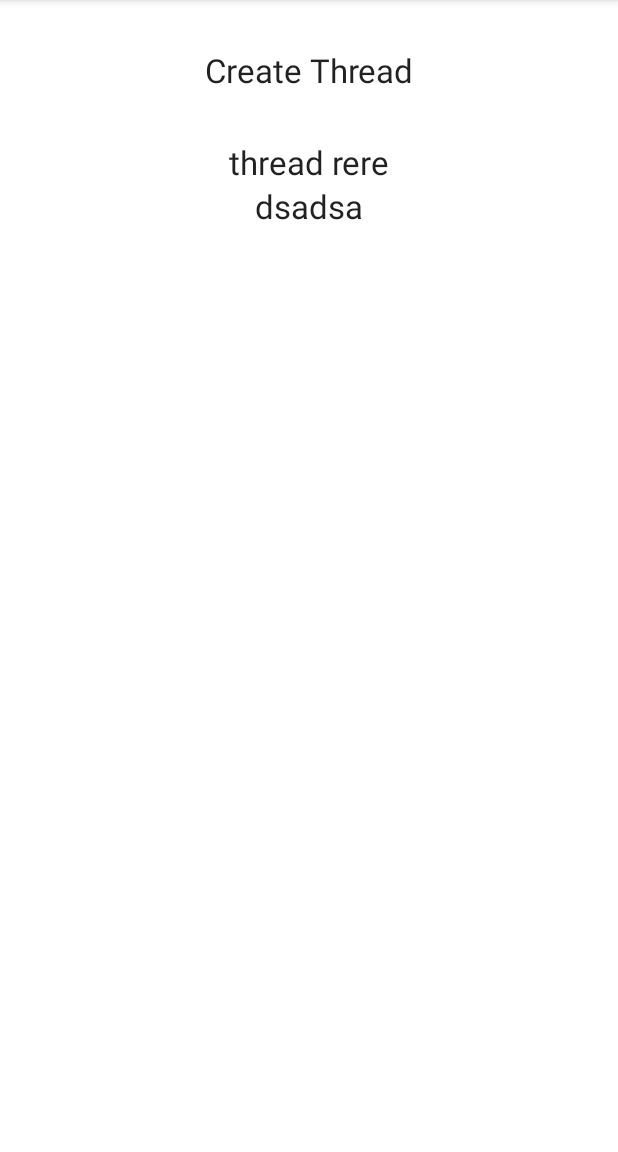
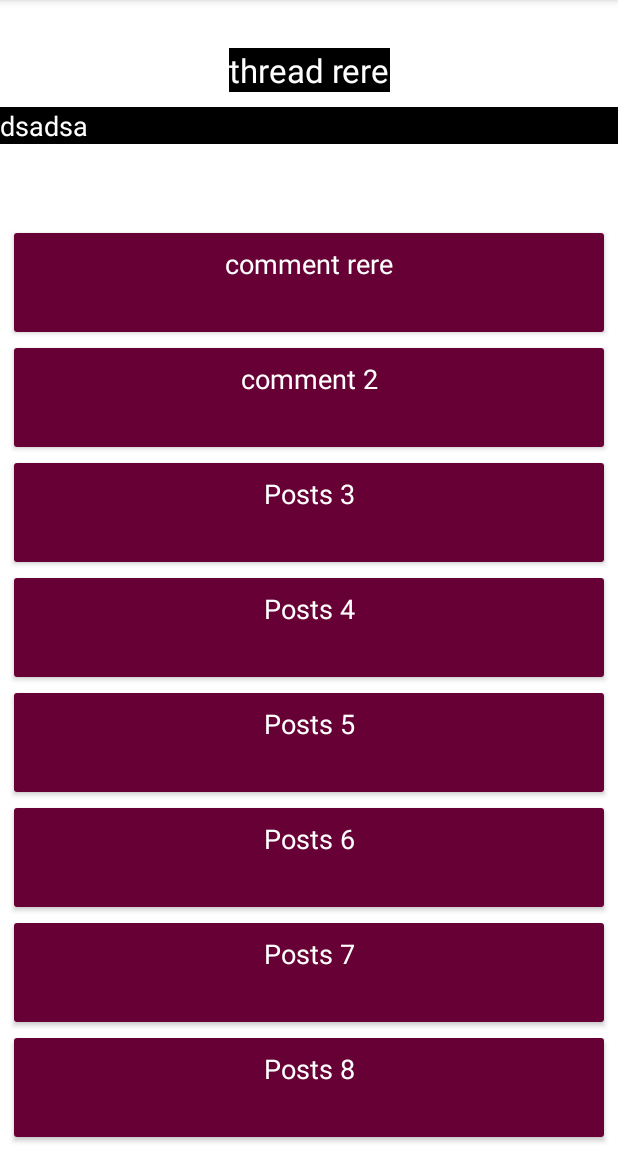
Before and after one commit to dennan141/Android-app, an Android app: the ThreadsActivity screen opened directly, with no data from a screen before it, after a tap on "thread rere", on a phone screen of 412 x 824 dp, the part 84-1236 px from its top. Run offline under Robolectric (Android 15) with nearby library versions, the phone set to English and light mode, and no system bars; libraries missing offline, so code that uses them is left out: se.ju.student; 3 statements that could not run were skipped.

Commit message:
added recyclerview adapter for comments

```diff
--- a/app/src/main/java/se/ju/student/kade1796/studyassist/CommentAdapter.kt
+++ b/app/src/main/java/se/ju/student/kade1796/studyassist/CommentAdapter.kt
@@ -1,4 +1,29 @@
 package se.ju.student.kade1796.studyassist
 
-class CommentAdapter {
+import android.view.LayoutInflater
+import android.view.View
+import android.view.ViewGroup
+import android.widget.TextView
+import androidx.recyclerview.widget.RecyclerView
+import kotlinx.android.synthetic.main.comment_item.view.*
+
+class CommentAdapter(
+    var commentList: List<Posts>
+) : RecyclerView.Adapter<CommentAdapter.CommentViewHolder>() {
+
+    override fun onCreateViewHolder(ThreadDetailActivty: ViewGroup, viewType: Int): CommentViewHolder {
+        val itemView = LayoutInflater.from(ThreadDetailActivty.context).inflate(R.layout.comment_item, ThreadDetailActivty, false)
+        return CommentViewHolder(itemView)
+    }
+
+    override fun onBindViewHolder(holder: CommentViewHolder, position: Int) {
+        holder.commentTextView.text = commentList[position].content
+    }
+
+    override fun getItemCount() = commentList.size
+
+    inner class CommentViewHolder(itemView: View) : RecyclerView.ViewHolder(itemView){
+        val commentTextView: TextView = itemView.comment_textView
+    }
+
 }
--- a/app/src/main/java/se/ju/student/kade1796/studyassist/CreateThreadActivity.kt
+++ b/app/src/main/java/se/ju/student/kade1796/studyassist/CreateThreadActivity.kt
@@ -4,8 +4,8 @@ import android.content.Intent
 import android.os.Bundle
 import android.view.View
 import android.widget.*
-import android.widget.Button
 import androidx.appcompat.app.AppCompatActivity
+import kotlinx.android.synthetic.main.activity_create_thread.*
 
 class CreateThreadActivity : AppCompatActivity() {
     override fun onCreate(savedInstanceState: Bundle?) {
@@ -15,39 +15,36 @@ class CreateThreadActivity : AppCompatActivity() {
         val spinner = findViewById<Spinner>(R.id.spinner)
         val title = findViewById<EditText>(R.id.title_edit_text).editableText
         val content = findViewById<EditText>(R.id.content_edit_text).editableText
-        println(title.toString())
+        var category = findViewById<TextView>(R.id.categoryText)
 
         ArrayAdapter.createFromResource(
-                this,
-                R.array.categories,
-                android.R.layout.simple_spinner_item
+            this,
+            R.array.categories,
+            android.R.layout.simple_spinner_item
         ).also { adapter ->
             adapter.setDropDownViewResource(android.R.layout.simple_spinner_dropdown_item)
             spinner.adapter = adapter
         }
         spinner.onItemSelectedListener = object : AdapterView.OnItemSelectedListener{
-            override fun onItemSelected(parent: AdapterView<*>, view: View?, pos: Int, id: Long) {
-                // An item was selected. You can retrieve the selected item using
-                Toast.makeText(
-                        applicationContext,
-                        parent.getItemAtPosition(pos).toString(),
-                        Toast.LENGTH_SHORT).show()
+            override fun onItemSelected(parent: AdapterView<*>, view: View?, pos: Int, id: Long){
+                category.text = parent.getItemAtPosition(pos).toString()
             }
 
-            override fun onNothingSelected(parent: AdapterView<*>) {
-                // Another interface callback
-            }
+            override fun onNothingSelected(parent: AdapterView<*>) {}
         }
+        Toast.makeText(this, category.text, Toast.LENGTH_SHORT)
+
 
         val createButton = findViewById<Button>(R.id.create_button)
 
         createButton.setOnClickListener{
             val intent = Intent(this, ThreadsActivity::class.java)
+            intent.putExtra("category", category.text)
             intent.putExtra("title", title.toString())
             intent.putExtra("content", content.toString())
             startActivity(intent)
         }
+    }
 
 
-    }
 }
--- a/app/src/main/java/se/ju/student/kade1796/studyassist/ThreadDetailActivity.kt
+++ b/app/src/main/java/se/ju/student/kade1796/studyassist/ThreadDetailActivity.kt
@@ -6,18 +6,49 @@ import kotlinx.android.synthetic.main.activity_thread_detail.*
 import android.os.Bundle
 import android.widget.TextView
 import android.widget.Button
+import android.widget.Toast
+import androidx.recyclerview.widget.LinearLayoutManager
+import androidx.recyclerview.widget.RecyclerView
 
 class ThreadDetailActivity : AppCompatActivity() {
+    private val commentList = dummyList()
+    private val adapter = CommentAdapter(commentList)
+
     override fun onCreate(savedInstanceState: Bundle?) {
         super.onCreate(savedInstanceState)
 
         setContentView(R.layout.activity_thread_detail)
+        val recyclerView = findViewById<RecyclerView>(R.id.recyclerView)
+        var title = findViewById<TextView>(R.id.titleText)
+        var content = findViewById<TextView>(R.id.contentText)
+        title.text  = intent.getStringExtra("title").toString()
+        content.text = intent.getStringExtra("content").toString()
 
-        val titleTextView = findViewById<TextView>(R.id.titleText)
-        val contentTextView = findViewById<TextView>(R.id.contentText)
-        val title  = intent.getStringExtra("title").toString()
-        val content  = intent.getStringExtra("content").toString()
-        titleTextView.text = title
-        contentTextView.text = content
+        recyclerView.adapter = adapter
+        recyclerView.layoutManager = LinearLayoutManager(this)
+
     }
+
+
+    private fun dummyList() : ArrayList<Posts>{
+        val list = mutableListOf(
+            Posts("comment rere", "dsadsa"),
+            Posts("comment 2", "rrrr"),
+            Posts("Posts 3", "rrrr"),
+            Posts("Posts 4", "rrrr"),
+            Posts("Posts 5", "rrrr"),
+            Posts("Posts 6", "rrrr"),
+            Posts("Posts 7", "rrrr"),
+            Posts("Posts 8", "rrrr"),
+            Posts("Posts 9", "rrrr"),
+            Posts("Posts 465", "rrrr"),
+            Posts("Posts 7", "rrrr"),
+            Posts("Posts 8", "rrrr"),
+            Posts("Posts 9", "rrrr"),
+            Posts("comment 465", "rrrr"),
+            Posts("thread 56", "rrrr")
+        )
+        return list as ArrayList<Posts>
+    }
+
 }
--- a/app/src/main/java/se/ju/student/kade1796/studyassist/ThreadsActivity.kt
+++ b/app/src/main/java/se/ju/student/kade1796/studyassist/ThreadsActivity.kt
@@ -3,6 +3,7 @@ package se.ju.student.kade1796.studyassist
 import android.content.Intent
 import androidx.appcompat.app.AppCompatActivity
 import android.os.Bundle
+import android.widget.TextView
 import android.widget.Toast
 import androidx.recyclerview.widget.LinearLayoutManager
 import androidx.recyclerview.widget.RecyclerView
@@ -16,6 +17,8 @@ class ThreadsActivity : AppCompatActivity(), ThreadAdapter.OnItemClickListener {
         setContentView(R.layout.activity_threads)
 
         val recyclerView = findViewById<RecyclerView>(R.id.recyclerView)
+        val categoryText = findViewById<TextView>(R.id.categoryText)
+        categoryText.text = intent.getStringExtra("category").toString()
 
         recyclerView.adapter = adapter
         recyclerView.layoutManager = LinearLayoutManager(this)
--- a/app/src/main/res/layout/activity_create_thread.xml
+++ b/app/src/main/res/layout/activity_create_thread.xml
@@ -1,6 +1,7 @@
 <?xml version="1.0" encoding="utf-8"?>
 <androidx.constraintlayout.widget.ConstraintLayout xmlns:android="http://schemas.android.com/apk/res/android"
     xmlns:app="http://schemas.android.com/apk/res-auto"
+    xmlns:tools="http://schemas.android.com/tools"
     android:layout_width="match_parent"
     android:layout_height="match_parent">
 
@@ -20,10 +21,22 @@
         android:id="@+id/spinner"
         android:layout_width="match_parent"
         android:layout_height="wrap_content"
-        app:layout_constraintTop_toBottomOf="@id/headerText"
         app:layout_constraintBottom_toBottomOf="@+id/title_edit_text"
+        app:layout_constraintEnd_toStartOf="@+id/title_edit_text"
         app:layout_constraintStart_toStartOf="parent"
-        app:layout_constraintEnd_toStartOf="@+id/title_edit_text" />
+        app:layout_constraintTop_toBottomOf="@id/headerText" />
+
+    <TextView
+        android:id="@+id/categoryText"
+        android:layout_width="wrap_content"
+        android:layout_height="wrap_content"
+        android:layout_marginTop="15dp"
+        android:layout_marginBottom="21dp"
+        android:text="TextView"
+        app:layout_constraintBottom_toTopOf="@+id/title_edit_text"
+        app:layout_constraintEnd_toEndOf="parent"
+        app:layout_constraintStart_toStartOf="parent"
+        app:layout_constraintTop_toBottomOf="@+id/spinner" />
 
     <TextView
         android:id="@+id/titleText"
@@ -55,9 +68,9 @@
         android:layout_marginTop="208dp"
         android:ems="10"
         android:inputType="textPersonName"
-        app:layout_constraintTop_toTopOf="@id/headerText"
+        app:layout_constraintEnd_toEndOf="parent"
         app:layout_constraintStart_toEndOf="@id/titleText"
-        app:layout_constraintEnd_toEndOf="parent"/>
+        app:layout_constraintTop_toTopOf="@id/headerText" />
 
     <EditText
         android:id="@+id/content_edit_text"
@@ -83,5 +96,4 @@
         app:layout_constraintEnd_toEndOf="parent" />
 
 
-
 </androidx.constraintlayout.widget.ConstraintLayout>
--- a/app/src/main/res/layout/activity_thread_detail.xml
+++ b/app/src/main/res/layout/activity_thread_detail.xml
@@ -2,19 +2,9 @@
 <androidx.constraintlayout.widget.ConstraintLayout xmlns:android="http://schemas.android.com/apk/res/android"
     xmlns:app="http://schemas.android.com/apk/res-auto"
     android:layout_width="match_parent"
-    android:layout_height="match_parent">
+    android:layout_height="match_parent"
+    xmlns:tools="http://schemas.android.com/tools">
 
-
-    <TextView
-        android:id="@+id/headerText"
-        android:layout_width="wrap_content"
-        android:layout_height="wrap_content"
-        android:layout_marginTop="32dp"
-        android:text="@string/create_thread"
-        android:textAppearance="@style/TextAppearance.AppCompat.Large"
-        app:layout_constraintTop_toTopOf="parent"
-        app:layout_constraintStart_toStartOf="parent"
-        app:layout_constraintEnd_toEndOf="parent"/>
 
     <TextView
         android:id="@+id/titleText"
@@ -22,24 +12,37 @@
         android:layout_height="wrap_content"
         android:layout_marginTop="32dp"
         android:text="@string/title"
+        android:textColor="@color/white"
+        android:background="@color/black"
         android:textAppearance="@style/TextAppearance.AppCompat.Large"
-        app:layout_constraintTop_toBottomOf="@id/headerText"
+        app:layout_constraintTop_toTopOf="parent"
         app:layout_constraintStart_toStartOf="parent"
         app:layout_constraintEnd_toEndOf="parent" />
 
     <TextView
         android:id="@+id/contentText"
-        android:layout_width="wrap_content"
+        android:layout_width="match_parent"
         android:layout_height="wrap_content"
+        android:layout_marginTop="10dp"
         android:text="@string/content"
-        android:textAppearance="@style/TextAppearance.AppCompat.Large"
+        android:textColor="@color/white"
+        android:background="@color/black"
+        android:textAppearance="@style/TextAppearance.AppCompat.Medium"
         app:layout_constraintTop_toBottomOf="@+id/titleText"
         app:layout_constraintStart_toStartOf="parent"
         app:layout_constraintEnd_toEndOf="parent" />
 
-
-
-
-
+    <androidx.recyclerview.widget.RecyclerView
+        android:id="@+id/recyclerView"
+        android:layout_width="match_parent"
+        android:layout_height="0dp"
+        android:layout_marginTop="50dp"
+        android:padding="4dp"
+        android:clipToPadding="false"
+        tools:listitem="@layout/comment_item"
+        app:layout_constraintTop_toBottomOf="@id/contentText"
+        app:layout_constraintBottom_toBottomOf="parent"
+        app:layout_constraintStart_toStartOf="parent"
+        app:layout_constraintEnd_toEndOf="parent"/>
 
 </androidx.constraintlayout.widget.ConstraintLayout>
--- a/app/src/main/res/layout/activity_threads.xml
+++ b/app/src/main/res/layout/activity_threads.xml
@@ -7,7 +7,7 @@
     tools:context=".ThreadsActivity">
 
     <TextView
-        android:id="@+id/textView"
+        android:id="@+id/categoryText"
         android:layout_width="wrap_content"
         android:layout_height="wrap_content"
         android:text="Threads"
@@ -25,8 +25,9 @@
         android:padding="4dp"
         android:clipToPadding="false"
         tools:listitem="@layout/thread_item"
-        app:layout_constraintTop_toTopOf="@id/textView"
+        app:layout_constraintTop_toTopOf="@id/categoryText"
         app:layout_constraintBottom_toBottomOf="parent"
         app:layout_constraintStart_toStartOf="parent"
         app:layout_constraintEnd_toEndOf="parent"/>
+
 </androidx.constraintlayout.widget.ConstraintLayout>
--- a/app/src/main/res/layout/comment_item.xml
+++ b/app/src/main/res/layout/comment_item.xml
@@ -1,6 +1,27 @@
 <?xml version="1.0" encoding="utf-8"?>
-<androidx.constraintlayout.widget.ConstraintLayout
-    xmlns:android="http://schemas.android.com/apk/res/android" android:layout_width="match_parent"
-    android:layout_height="match_parent">
+<androidx.cardview.widget.CardView xmlns:android="http://schemas.android.com/apk/res/android"
+    android:layout_width="match_parent"
+    android:layout_height="wrap_content"
+    android:layout_margin="5dp"
+    xmlns:app="http://schemas.android.com/apk/res-auto">
 
-</androidx.constraintlayout.widget.ConstraintLayout>
+    <androidx.constraintlayout.widget.ConstraintLayout
+        android:layout_width="match_parent"
+        android:layout_height="match_parent"
+        android:background="@color/primary"
+        android:padding="8dp">
+
+
+        <TextView
+            android:id="@+id/comment_textView"
+            android:layout_width="wrap_content"
+            android:layout_height="50dp"
+            android:text="comment"
+            android:textColor="@android:color/white"
+            android:textSize="18sp"
+            app:layout_constraintEnd_toEndOf="parent"
+            app:layout_constraintStart_toStartOf="parent"
+            app:layout_constraintTop_toTopOf="parent" />
+
+    </androidx.constraintlayout.widget.ConstraintLayout>
+</androidx.cardview.widget.CardView>
```
Also changed, not shown: app/src/main/AndroidManifest.xml (+3 -5 lines), app/src/main/res/layout/thread_item.xml (indentation only).
